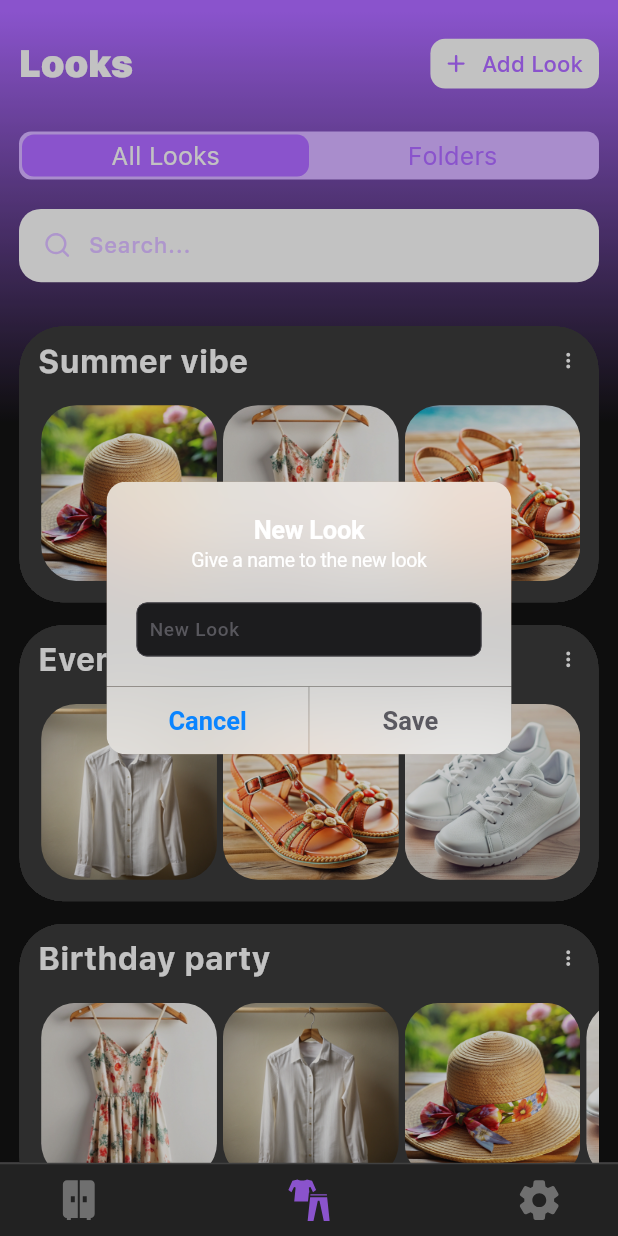
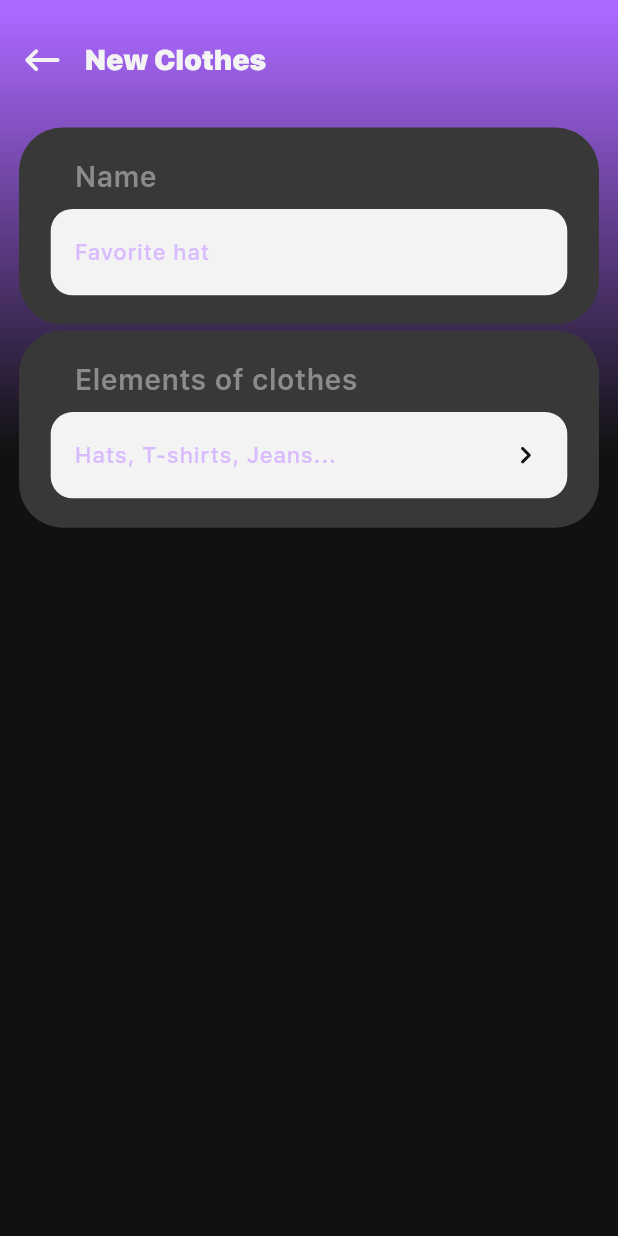
Before and after one commit to Roman-Kay/ppp444, a Flutter app: the screen it shows after launch, item 2 of the bottom bar chosen, after a tap on "Add Look", on a phone screen of 412 x 824 dp. Run offline on Flutter 3.47's test engine with Material 3 defaults, Android fonts, the phone set to English and light mode, and no system bars; our stand-ins replace flutter_screenutil, flutter_svg, image_picker.

Commit message:
finish disign

```diff
--- a/lib/ui/looks/folders/folder_new_look_screen.dart
+++ b/lib/ui/looks/folders/folder_new_look_screen.dart
@@ -157,7 +157,10 @@ class _FoldersMainScreenState extends State<FoldersNewLookScreen> {
                     ),
                   ],
                 ),
-                SafeArea(
+                AnimatedOpacity(
+                  duration: const Duration(milliseconds: 100),
+                  opacity: choossenLookItem.isEmpty ? 0 : 1,
+                  child: SafeArea(
                     child: Align(
                       alignment: Alignment.bottomCenter,
                       child: Padding(
@@ -171,6 +174,7 @@ class _FoldersMainScreenState extends State<FoldersNewLookScreen> {
                         ),
                       ),
                     ),
+                  ),
                 )
               ],
             ),
--- a/lib/ui/looks/looks_main_screen.dart
+++ b/lib/ui/looks/looks_main_screen.dart
@@ -1,14 +1,13 @@
 // ignore_for_file: deprecated_member_use
 
-import 'package:flutter/cupertino.dart';
 import 'package:flutter/material.dart';
 import 'package:flutter_screenutil/flutter_screenutil.dart';
 import 'package:flutter_svg/svg.dart';
 import 'package:ppp444/ui/looks/main_tabbar/looks_all_tabbar.dart';
 import 'package:ppp444/ui/looks/main_tabbar/looks_folders_tabbar.dart';
+import 'package:ppp444/ui/new_look/new_look_main_screen.dart';
 import 'package:ppp444/utils/colors.dart';
 import 'package:ppp444/utils/text_styles.dart';
-import 'package:ppp444/widgets/custom_alert_dialog.dart';
 import 'package:ppp444/widgets/form_for_button.dart';
 
 class LooksMainScreen extends StatefulWidget {
@@ -22,7 +21,7 @@ class _LooksMainScreenState extends State<LooksMainScreen> {
   int chossenCategory = 0;
   List tabbars = [
     LooksAllTabbar(),
-    LooksFoldersTabbar(),
+    const LooksFoldersTabbar(),
   ];
 
   @override
@@ -53,14 +52,11 @@ class _LooksMainScreenState extends State<LooksMainScreen> {
                       color: AppColors.whiteColor,
                     ),
                     child: FormForButton(
-                      onPressed: () => showCustomDialog(
+                      onPressed: () => Navigator.push(
                         context,
-                        chossenCategory == 0 ? 'New Look' : 'New Folder',
-                        chossenCategory == 0
-                            ? 'Give a name to the new look'
-                            : 'Give a name to the new folder',
-                        chossenCategory == 0 ? () {} : () {},
-                        TextEditingController(),
+                        MaterialPageRoute(
+                          builder: (context) => const NewLookMainScreen(),
+                        ),
                       ),
                       borderRadius: BorderRadius.circular(10.r),
                       child: Row(
--- /dev/null
+++ b/lib/ui/new_look/new_look_main_screen.dart
@@ -0,0 +1,214 @@
+import 'dart:io';
+import 'package:flutter/material.dart';
+import 'package:flutter_screenutil/flutter_screenutil.dart';
+import 'package:flutter_svg/svg.dart';
+import 'package:image_picker/image_picker.dart';
+import 'package:ppp444/ui/new_look/new_look_choosing_clothes_screen.dart';
+import 'package:ppp444/utils/colors.dart';
+import 'package:ppp444/utils/modals.dart';
+import 'package:ppp444/utils/text_styles.dart';
+import 'package:ppp444/widgets/custom_textfiled_label.dart';
+import 'package:ppp444/widgets/form_for_button.dart';
+import 'package:ppp444/widgets/widget_button.dart';
+
+class NewLookMainScreen extends StatefulWidget {
+  const NewLookMainScreen({super.key});
+
+  @override
+  State<NewLookMainScreen> createState() => _NewLookMainScreenState();
+}
+
+class _NewLookMainScreenState extends State<NewLookMainScreen> {
+  final TextEditingController controllerCategory = TextEditingController();
+  final TextEditingController controllerName = TextEditingController();
+  List<ClothesItem> choossenClothesItems = [];
+
+  @override
+  Widget build(BuildContext context) {
+    return Scaffold(
+      body: Container(
+        width: double.infinity,
+        height: double.infinity,
+        decoration: const BoxDecoration(
+          gradient: AppColors.backgroundGradient,
+        ),
+        child: Stack(
+          children: [
+            ListView(
+              padding: EdgeInsets.symmetric(horizontal: 12.w),
+              children: [
+                SizedBox(height: 25.h),
+                SafeArea(
+                  bottom: false,
+                  child: Row(
+                    children: [
+                      Container(
+                        width: 32.h,
+                        height: 32.h,
+                        decoration: const BoxDecoration(
+                          shape: BoxShape.circle,
+                        ),
+                        child: FormForButton(
+                          onPressed: () => Navigator.pop(context),
+                          child: SvgPicture.asset(
+                            'assets/images/keyboard_backspace.svg',
+                            color: AppColors.whiteColor,
+                            height: 32.h,
+                          ),
+                        ),
+                      ),
+                      SizedBox(width: 12.w),
+                      Text(
+                        'New Clothes',
+                        style: AppTextStyles.displayMedium18_900,
+                      ),
+                    ],
+                  ),
+                ),
+                SizedBox(height: 30.h),
+                containerWithTextField(
+                  'Name',
+                  Padding(
+                    padding: EdgeInsets.symmetric(horizontal: 20.w),
+                    child: CustomTextField(
+                      controller: controllerName,
+                      hintText: 'Favorite hat',
+                      onChanged: (value) => setState(() {}),
+                      isBig: true,
+                    ),
+                  ),
+                ),
+                SizedBox(height: 4.h),
+                containerWithTextField(
+                  'Elements of clothes',
+                  choossenClothesItems.isNotEmpty
+                      ? GestureDetector(
+                          onTap: () async {
+                            final response = await Navigator.push(
+                              context,
+                              MaterialPageRoute(
+                                builder: (context) => const NewLookChoosingClothesScreen(),
+                              ),
+                            );
+                            if (response != null) {
+                              setState(() {
+                                choossenClothesItems = response;
+                              });
+                            }
+                          },
+                          child: SizedBox(
+                            height: 120.h,
+                            child: ListView.builder(
+                              scrollDirection: Axis.horizontal,
+                              padding: EdgeInsets.symmetric(horizontal: 20.w),
+                              itemCount: choossenClothesItems.length,
+                              itemBuilder: (context, index) {
+                                return Center(
+                                  child: Padding(
+                                    padding: EdgeInsets.only(
+                                      left: index != 0 ? 4 : 0,
+                                    ),
+                                    child: ClipRRect(
+                                      borderRadius: BorderRadius.circular(24.r),
+                                      child: Image.asset(
+                                        'assets/images/clothes/${choossenClothesItems[index].imageName}.png',
+                                        height: 120.h,
+                                        width: 120.h,
+                                        fit: BoxFit.cover,
+                                      ),
+                                    ),
+                                  ),
+                                );
+                              },
+                            ),
+                          ),
+                        )
+                      : Padding(
+                          padding: EdgeInsets.symmetric(horizontal: 20.w),
+                          child: CustomTextField(
+                            controller: controllerCategory,
+                            hintText: 'Hats, T-shirts, Jeans...',
+                            isBig: true,
+                            onPressed: () async {
+                              final response = await Navigator.push(
+                                context,
+                                MaterialPageRoute(
+                                  builder: (context) => const NewLookChoosingClothesScreen(),
+                                ),
+                              );
+                              if (response != null) {
+                                setState(() {
+                                  choossenClothesItems = response;
+                                });
+                              }
+                            },
+                            iconRight: SvgPicture.asset(
+                              'assets/images/chevron_left.svg',
+                              height: 24.h,
+                            ),
+                          ),
+                        ),
+                ),
+              ],
+            ),
+            AnimatedOpacity(
+              duration: const Duration(milliseconds: 100),
+              opacity: controllerName.text.isNotEmpty && choossenClothesItems.isNotEmpty ? 1 : 0,
+              child: SafeArea(
+                child: Align(
+                  alignment: Alignment.bottomCenter,
+                  child: Padding(
+                    padding: EdgeInsets.only(
+                      left: 12.w,
+                      right: 12.w,
+                      bottom: MediaQuery.of(context).padding.bottom >= 10 ? 30.h : 40.h,
+                    ),
+                    child: WidgetButton(
+                      text: 'Add Look',
+                      onPressed: () {},
+                    ),
+                  ),
+                ),
+              ),
+            )
+          ],
+        ),
+      ),
+    );
+  }
+}
+
+Future getImage(ImageSource source) async {
+  final image = await ImagePicker().pickImage(source: source);
+  if (image == null) return null;
+  return File(image.path);
+}
+
+Widget containerWithTextField(String name, Widget textField) {
+  return Container(
+    width: double.infinity,
+    decoration: BoxDecoration(
+      borderRadius: BorderRadius.circular(30.r),
+      color: AppColors.surfaceColor,
+    ),
+    child: Padding(
+      padding: EdgeInsets.symmetric(vertical: 20.h),
+      child: Column(
+        crossAxisAlignment: CrossAxisAlignment.start,
+        children: [
+          Padding(
+            padding: EdgeInsets.symmetric(horizontal: 35.w),
+            child: Text(
+              name,
+              style: AppTextStyles.displayMedium18_600.copyWith(
+                color: AppColors.greyColor,
+              ),
+            ),
+          ),
+          SizedBox(height: 8.h),
+          textField,
+        ],
+      ),
+    ),
+  );
+}
```
Also changed, not shown: lib/ui/new_clothes/new_clothes_main_screen.dart (+83 -9 lines), lib/ui/new_clothes/pick_image_sheet.dart (deleted, +0 -96 lines), lib/ui/new_look/new_look_choosing_clothes_screen.dart (added, +301 -0 lines). Lines whose indentation alone changed are shown as unchanged.
